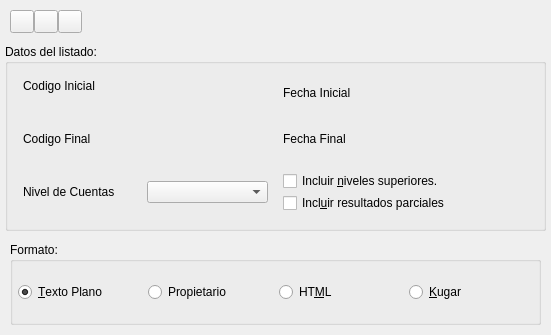
Before: the Qt Designer form bulmages/bulmacont/plugins/pluginbc_balance/balanceprintbase.ui in eboladev/Bulmages-1, drawn with Qt 5.
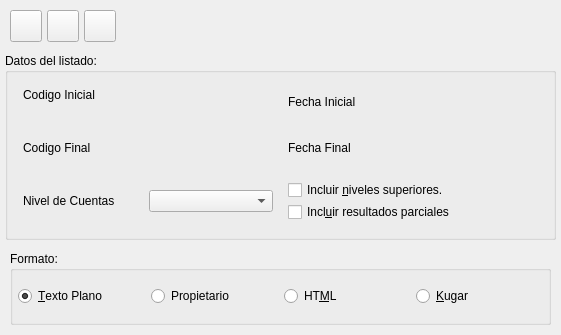
After: the same form once the commit is applied. Icons and pictures are not drawn. Custom widgets are drawn as their Qt base class.

What changed in the file:
```diff
--- a/bulmages/bulmacont/plugins/pluginbc_balance/balanceprintbase.ui
+++ b/bulmages/bulmacont/plugins/pluginbc_balance/balanceprintbase.ui
@@ -1,83 +1,132 @@
 <ui version="4.0" >
  <class>BalancePrintBase</class>
- <widget class="QDialog" name="BalancePrintBase" >
-  <property name="geometry" >
+ <widget class="QDialog" name="BalancePrintBase">
+  <property name="geometry">
    <rect>
     <x>0</x>
     <y>0</y>
-    <width>551</width>
+    <width>561</width>
     <height>335</height>
    </rect>
   </property>
   <property name="windowTitle" >
    <string>Impresion del Balance de Sumas y Saldos</string>
   </property>
-  <layout class="QVBoxLayout" >
-   <property name="margin" >
-    <number>5</number>
-   </property>
-   <property name="spacing" >
+  <layout class="QVBoxLayout">
+   <property name="spacing">
     <number>6</number>
    </property>
+   <property name="margin">
+    <number>5</number>
+   </property>
    <item>
-    <layout class="QHBoxLayout" >
-     <property name="margin" >
+    <layout class="QHBoxLayout">
+     <property name="spacing">
       <number>5</number>
      </property>
-     <property name="spacing" >
-      <number>0</number>
+     <property name="margin">
+      <number>5</number>
      </property>
      <item>
-      <widget class="QToolButton" name="mui_ccostes" >
-       <property name="sizePolicy" >
-        <sizepolicy>
-         <hsizetype>0</hsizetype>
-         <vsizetype>0</vsizetype>
+      <widget class="QToolButton" name="mui_ccostes">
+       <property name="sizePolicy">
+        <sizepolicy hsizetype="Fixed" vsizetype="Fixed">
          <horstretch>0</horstretch>
          <verstretch>0</verstretch>
         </sizepolicy>
        </property>
-       <property name="text" >
+       <property name="minimumSize">
+        <size>
+         <width>32</width>
+         <height>32</height>
+        </size>
+       </property>
+       <property name="maximumSize">
+        <size>
+         <width>32</width>
+         <height>32</height>
+        </size>
+       </property>
+       <property name="text">
         <string/>
        </property>
        <property name="icon" >
         <iconset resource="../../bulmages.qrc" >:/BulmaCont32x32/images/png/i_centroCoste.xpm</iconset>
        </property>
+       <property name="iconSize">
+        <size>
+         <width>32</width>
+         <height>32</height>
+        </size>
+       </property>
       </widget>
      </item>
      <item>
-      <widget class="QToolButton" name="mui_canales" >
-       <property name="sizePolicy" >
-        <sizepolicy>
-         <hsizetype>0</hsizetype>
-         <vsizetype>0</vsizetype>
+      <widget class="QToolButton" name="mui_canales">
+       <property name="sizePolicy">
+        <sizepolicy hsizetype="Fixed" vsizetype="Fixed">
          <horstretch>0</horstretch>
          <verstretch>0</verstretch>
         </sizepolicy>
        </property>
-       <property name="text" >
+       <property name="minimumSize">
+        <size>
+         <width>32</width>
+         <height>32</height>
+        </size>
+       </property>
+       <property name="maximumSize">
+        <size>
+         <width>32</width>
+         <height>32</height>
+        </size>
+       </property>
+       <property name="text">
         <string/>
        </property>
        <property name="icon" >
         <iconset resource="../../bulmages.qrc" >:/BulmaCont32x32/images/png/i_canales.xpm</iconset>
        </property>
+       <property name="iconSize">
+        <size>
+         <width>32</width>
+         <height>32</height>
+        </size>
+       </property>
       </widget>
      </item>
      <item>
-      <widget class="QToolButton" name="mui_imprimir" >
-       <property name="sizePolicy" >
-        <sizepolicy>
-         <hsizetype>0</hsizetype>
-         <vsizetype>0</vsizetype>
+      <widget class="QToolButton" name="mui_imprimir">
+       <property name="sizePolicy">
+        <sizepolicy hsizetype="Fixed" vsizetype="Fixed">
          <horstretch>0</horstretch>
          <verstretch>0</verstretch>
         </sizepolicy>
        </property>
-       <property name="text" >
+       <property name="minimumSize">
+        <size>
+         <width>32</width>
+         <height>32</height>
+        </size>
+       </property>
+       <property name="maximumSize">
+        <size>
+         <width>32</width>
+         <height>32</height>
+        </size>
+       </property>
+       <property name="text">
         <string/>
        </property>
-       <property name="icon" >
-        <iconset resource="../../bulmages.qrc" >:/BulmaCont32x32/images/png/i_filePrint.xpm</iconset>
+       <property name="icon">
+        <iconset resource="../../../bulmages.qrc">
+         <normaloff>:/BulmaCont32x32/images/png/i_filePrint.xpm</normaloff>:/BulmaCont32x32/images/png/i_filePrint.xpm</iconset>
+       </property>
+       <property name="iconSize">
+        <size>
+         <width>32</width>
+         <height>32</height>
+        </size>
        </property>
       </widget>
      </item>
@@ -120,13 +169,13 @@
          <number>5</number>
         </property>
         <item>
-         <layout class="QHBoxLayout" >
-          <property name="margin" >
-           <number>5</number>
-          </property>
-          <property name="spacing" >
+         <layout class="QHBoxLayout">
+          <property name="spacing">
            <number>2</number>
           </property>
+          <property name="margin">
+           <number>5</number>
+          </property>
           <item>
            <widget class="QLabel" name="textLabel1" >
             <property name="text" >
@@ -141,13 +190,13 @@
          </layout>
         </item>
         <item>
-         <layout class="QHBoxLayout" >
-          <property name="margin" >
-           <number>5</number>
-          </property>
-          <property name="spacing" >
+         <layout class="QHBoxLayout">
+          <property name="spacing">
            <number>2</number>
           </property>
+          <property name="margin">
+           <number>5</number>
+          </property>
           <item>
            <widget class="QLabel" name="textLabel1_3" >
             <property name="text" >
@@ -171,13 +220,13 @@
          <number>5</number>
         </property>
         <item>
-         <layout class="QHBoxLayout" >
-          <property name="margin" >
-           <number>5</number>
-          </property>
-          <property name="spacing" >
+         <layout class="QHBoxLayout">
+          <property name="spacing">
            <number>2</number>
           </property>
+          <property name="margin">
+           <number>5</number>
+          </property>
           <item>
            <widget class="QLabel" name="textLabel1_2" >
             <property name="text" >
@@ -191,13 +240,13 @@
          </layout>
         </item>
         <item>
-         <layout class="QHBoxLayout" >
-          <property name="margin" >
-           <number>5</number>
-          </property>
-          <property name="spacing" >
+         <layout class="QHBoxLayout">
+          <property name="spacing">
            <number>2</number>
           </property>
+          <property name="margin">
+           <number>5</number>
+          </property>
           <item>
            <widget class="QLabel" name="textLabel1_2_2" >
             <property name="text" >
@@ -221,13 +270,13 @@
          <number>5</number>
         </property>
         <item>
-         <layout class="QHBoxLayout" >
-          <property name="margin" >
-           <number>5</number>
-          </property>
-          <property name="spacing" >
+         <layout class="QHBoxLayout">
+          <property name="spacing">
            <number>2</number>
           </property>
+          <property name="margin">
+           <number>5</number>
+          </property>
           <item>
            <widget class="QLabel" name="textLabel1_3_2" >
             <property name="text" >
@@ -241,13 +290,13 @@
          </layout>
         </item>
         <item>
-         <layout class="QVBoxLayout" >
-          <property name="margin" >
-           <number>5</number>
-          </property>
-          <property name="spacing" >
+         <layout class="QVBoxLayout">
+          <property name="spacing">
            <number>2</number>
           </property>
+          <property name="margin">
+           <number>5</number>
+          </property>
           <item>
            <widget class="QCheckBox" name="checksuperiores" >
             <property name="text" >
@@ -270,25 +319,25 @@
     </widget>
    </item>
    <item>
-    <layout class="QHBoxLayout" >
-     <property name="margin" >
-      <number>5</number>
-     </property>
-     <property name="spacing" >
+    <layout class="QHBoxLayout">
+     <property name="spacing">
       <number>6</number>
      </property>
+     <property name="margin">
+      <number>5</number>
+     </property>
      <item>
       <widget class="QGroupBox" name="groupBox" >
        <property name="title" >
         <string>Formato:</string>
        </property>
-       <layout class="QHBoxLayout" >
-        <property name="margin" >
-         <number>5</number>
-        </property>
-        <property name="spacing" >
+       <layout class="QHBoxLayout">
+        <property name="spacing">
          <number>6</number>
         </property>
+        <property name="margin">
+         <number>5</number>
+        </property>
         <item>
          <widget class="QRadioButton" name="radiotexto" >
           <property name="text" >
@@ -327,7 +376,7 @@
    </item>
   </layout>
  </widget>
- <layoutdefault spacing="2" margin="5" />
+ <layoutdefault spacing="2" margin="5"/>
  <customwidgets>
   <customwidget>
    <class>BlDateSearch</class>
```
Left out of the diff: 112 changed lines with no effect on the pictures.
